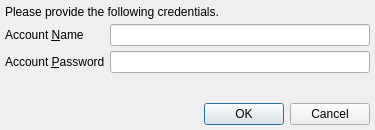
This is branches/trunk/GoldBug-UI/spot-on-password-prompt.ui in textbrowser/spot-on as Qt 5 draws it before an edit. The edited form follows.
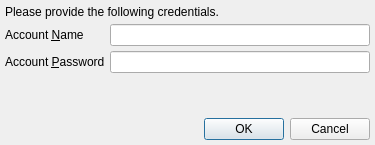
This is the edited form. Icons and pictures are not drawn.

Diff of the .ui file:
```diff
--- a/branches/trunk/GoldBug-UI/spot-on-password-prompt.ui
+++ b/branches/trunk/GoldBug-UI/spot-on-password-prompt.ui
@@ -7,7 +7,7 @@
     <x>0</x>
     <y>0</y>
     <width>375</width>
-    <height>130</height>
+    <height>145</height>
    </rect>
   </property>
   <property name="windowIcon">
```
Left out of the diff: 11 changed lines with no effect on the pictures.
